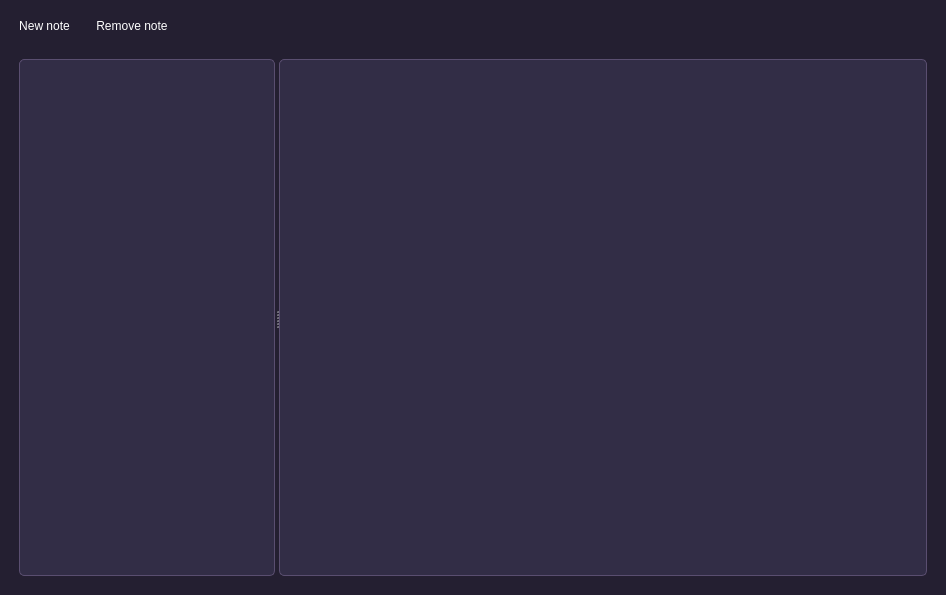
This is src/note/note.ui in itRoy-pentest/smart_notes as Qt 5 draws it before an edit. The edited form follows.
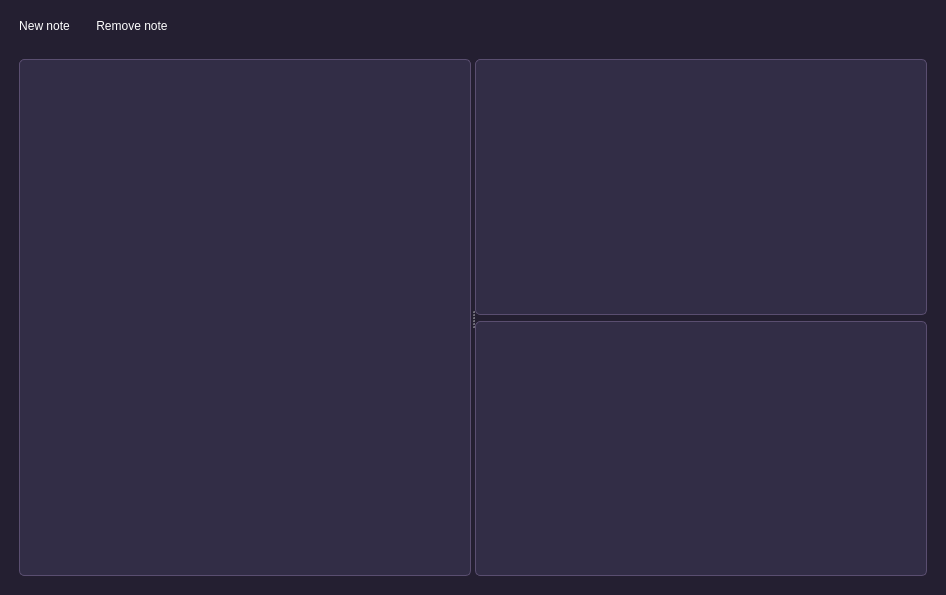
This is the edited form.

The edit to the form file:
```diff
--- a/src/note/note.ui
+++ b/src/note/note.ui
@@ -127,7 +127,7 @@
 }
 </string>
      </property>
-     <layout class="QVBoxLayout" name="verticalLayout_2" stretch="0,1">
+     <layout class="QVBoxLayout" name="verticalLayout_3" stretch="0,1">
       <item>
        <layout class="QHBoxLayout" name="horizontalLayout" stretch="0,0,0">
         <item>
@@ -165,13 +165,22 @@
          <enum>Qt::Horizontal</enum>
         </property>
         <widget class="QListWidget" name="noteListWidget"/>
-        <widget class="QTextEdit" name="noteTextEdit">
+        <widget class="QWidget" name="">
+         <layout class="QVBoxLayout" name="verticalLayout_2">
+          <item>
+           <widget class="QTextEdit" name="noteTitle">
          <property name="sizePolicy">
           <sizepolicy hsizetype="Expanding" vsizetype="Expanding">
            <horstretch>1</horstretch>
            <verstretch>0</verstretch>
           </sizepolicy>
          </property>
+           </widget>
+          </item>
+          <item>
+           <widget class="QTextEdit" name="noteTextEdit"/>
+          </item>
+         </layout>
         </widget>
        </widget>
       </item>
```
Lines whose indentation alone changed are shown as unchanged.
